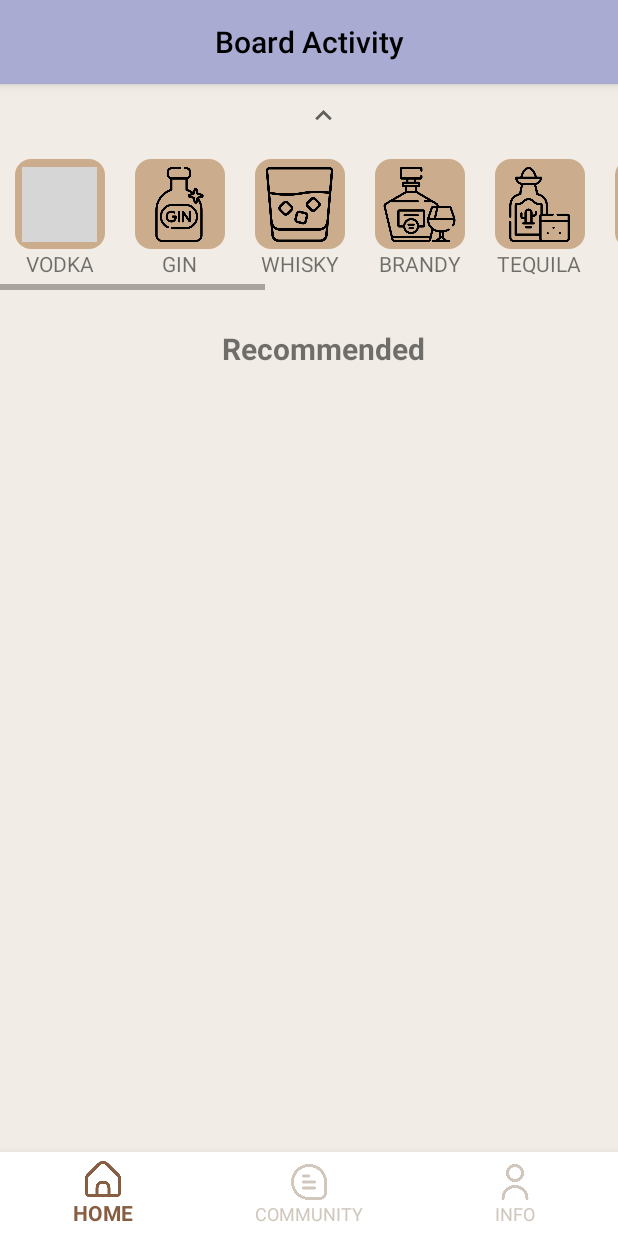
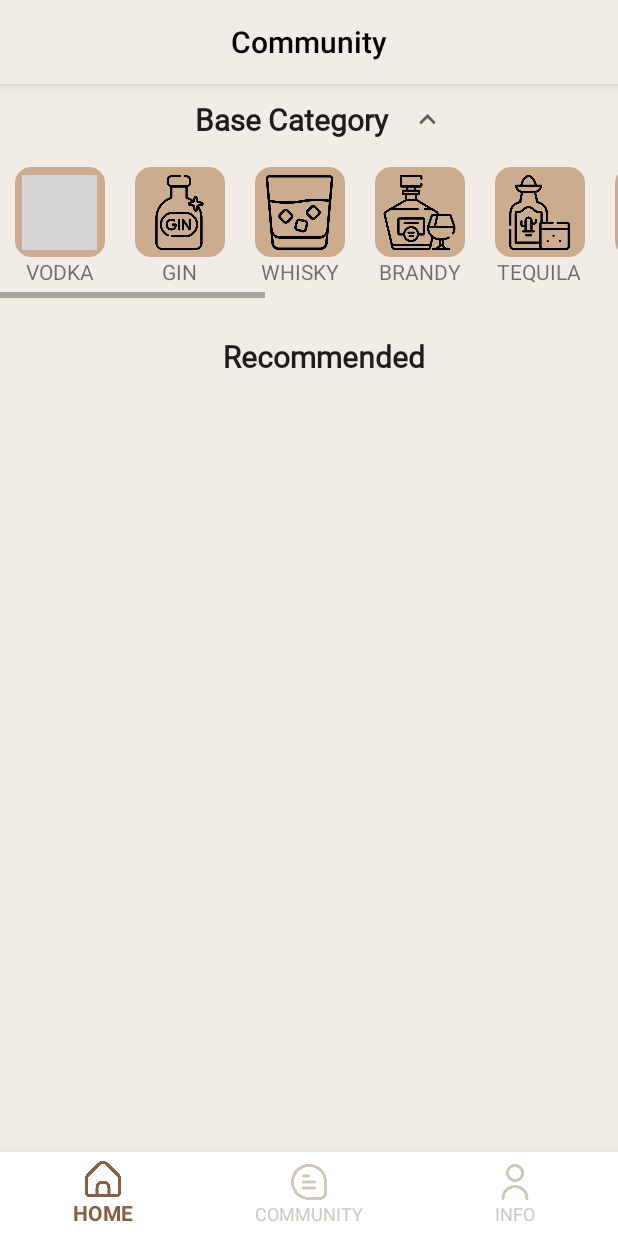
Before and after one commit to gnryu/Cockmate, an Android app: the fragment RecommendedCommunityFragment placed in its activity, on a phone screen of 412 x 824 dp. Run offline under Robolectric (Android 15) with nearby library versions, the phone set to English and light mode, and no system bars; our stand-ins replace Firebase (no records; nobody signed in at launch, a user with empty details on screens opened directly); libraries missing offline, so code that uses them is left out: org.pytorch; pictures from the network do not load; 2 statements that could not run were skipped; grey boxes are pictures that could not be loaded.

Commit message:
recommended UI update

```diff
--- a/app/src/main/res/layout/fragment_recommend.xml
+++ b/app/src/main/res/layout/fragment_recommend.xml
@@ -12,9 +12,9 @@
         android:id="@+id/recommend_board_bar"
         android:layout_width="match_parent"
         android:layout_height="?attr/actionBarSize"
-        android:background="@color/color1"
+        android:background="@color/color13"
         android:theme="?attr/actionBarTheme"
-        app:title="Board Activity"
+        app:title="Community"
         app:titleCentered="true"
         app:titleTextColor="@color/black"
         android:elevation="4dp">
@@ -27,6 +27,18 @@
         android:layout_marginTop="10dp"
         android:layout_gravity="center">
 
+        <TextView
+            android:layout_width="wrap_content"
+            android:layout_height="wrap_content"
+            android:text="Base Category"
+            android:fontFamily="@font/eb"
+            android:textSize="20dp"
+            android:textColor="@color/color8"
+            android:layout_gravity="center"
+            android:layout_marginStart="10dp"
+            android:textStyle="bold"
+
+            />
 
         <FrameLayout
             android:layout_width="wrap_content"
@@ -540,7 +552,9 @@
         android:layout_width="wrap_content"
         android:layout_height="wrap_content"
         android:text="Recommended"
+        android:fontFamily="@font/eb"
         android:textSize="20dp"
+        android:textColor="@color/color8"
         android:layout_marginTop="5dp"
         android:layout_marginBottom="10dp"
         android:layout_marginStart="10dp"
```
Also changed, not shown: app/src/main/java/com/example/cockmate/adapter/MyRecyclerAdapter.java (+0 -8 lines), app/src/main/java/com/example/cockmate/util/PostActivity.java (+0 -11 lines).
